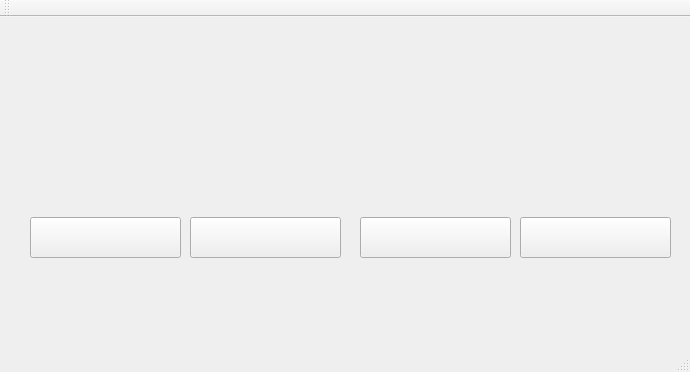
First picture: the form in mainwindow.ui, repository Julian-guillermo-zapata-rugeles/gui-c-plus-plus-aprende-matematicas, before the edit.
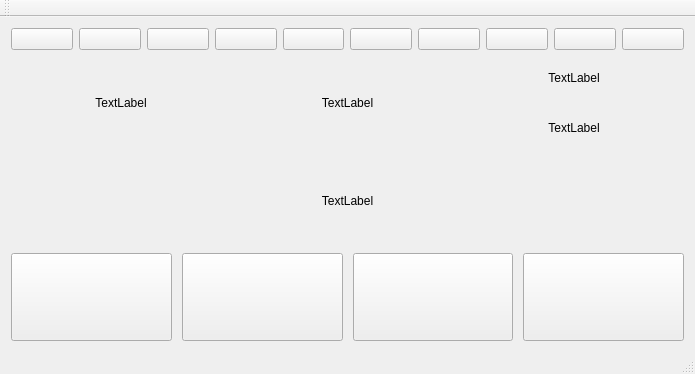
Second picture: the form after the edit.

Commit message: se creó una interfaz para el usuario donde se podrá gestionar los niveles y el tipo de operación

Patch:
```diff
--- a/mainwindow.ui
+++ b/mainwindow.ui
@@ -6,66 +6,203 @@
    <rect>
     <x>0</x>
     <y>0</y>
-    <width>690</width>
-    <height>372</height>
+    <width>695</width>
+    <height>374</height>
    </rect>
   </property>
   <property name="windowTitle">
    <string>MainWindow</string>
   </property>
   <widget class="QWidget" name="centralWidget">
-   <widget class="QPushButton" name="pushButton">
-    <property name="geometry">
-     <rect>
-      <x>30</x>
-      <y>200</y>
-      <width>151</width>
-      <height>41</height>
-     </rect>
-    </property>
-    <property name="text">
-     <string/>
-    </property>
-   </widget>
-   <widget class="QPushButton" name="pushButton_2">
-    <property name="geometry">
-     <rect>
-      <x>190</x>
-      <y>200</y>
-      <width>151</width>
-      <height>41</height>
-     </rect>
-    </property>
-    <property name="text">
-     <string/>
-    </property>
-   </widget>
-   <widget class="QPushButton" name="pushButton_3">
-    <property name="geometry">
-     <rect>
-      <x>360</x>
-      <y>200</y>
-      <width>151</width>
-      <height>41</height>
-     </rect>
-    </property>
-    <property name="text">
-     <string/>
-    </property>
-   </widget>
-   <widget class="QPushButton" name="pushButton_4">
-    <property name="geometry">
-     <rect>
-      <x>520</x>
-      <y>200</y>
-      <width>151</width>
-      <height>41</height>
-     </rect>
-    </property>
-    <property name="text">
-     <string/>
-    </property>
-   </widget>
+   <layout class="QGridLayout" name="gridLayout">
+    <item row="3" column="0">
+     <layout class="QHBoxLayout" name="horizontalLayout">
+      <property name="spacing">
+       <number>10</number>
+      </property>
+      <item>
+       <widget class="QPushButton" name="respuesta1">
+        <property name="styleSheet">
+         <string notr="true">height:80%;
+</string>
+        </property>
+        <property name="text">
+         <string/>
+        </property>
+       </widget>
+      </item>
+      <item>
+       <widget class="QPushButton" name="respuesta2">
+        <property name="styleSheet">
+         <string notr="true">height:80%;
+</string>
+        </property>
+        <property name="text">
+         <string/>
+        </property>
+       </widget>
+      </item>
+      <item>
+       <widget class="QPushButton" name="respuesta4">
+        <property name="styleSheet">
+         <string notr="true">height:80%;
+</string>
+        </property>
+        <property name="text">
+         <string/>
+        </property>
+       </widget>
+      </item>
+      <item>
+       <widget class="QPushButton" name="respuesta4_2">
+        <property name="styleSheet">
+         <string notr="true">height:80%;
+</string>
+        </property>
+        <property name="text">
+         <string/>
+        </property>
+       </widget>
+      </item>
+     </layout>
+    </item>
+    <item row="1" column="0">
+     <layout class="QHBoxLayout" name="horizontalLayout_2">
+      <item>
+       <widget class="QLabel" name="label">
+        <property name="text">
+         <string>TextLabel</string>
+        </property>
+        <property name="alignment">
+         <set>Qt::AlignCenter</set>
+        </property>
+       </widget>
+      </item>
+      <item>
+       <widget class="QLabel" name="label_2">
+        <property name="text">
+         <string>TextLabel</string>
+        </property>
+        <property name="alignment">
+         <set>Qt::AlignCenter</set>
+        </property>
+       </widget>
+      </item>
+      <item>
+       <layout class="QVBoxLayout" name="verticalLayout">
+        <item>
+         <widget class="QLabel" name="label_3">
+          <property name="text">
+           <string>TextLabel</string>
+          </property>
+          <property name="alignment">
+           <set>Qt::AlignCenter</set>
+          </property>
+         </widget>
+        </item>
+        <item>
+         <widget class="QLabel" name="label_4">
+          <property name="text">
+           <string>TextLabel</string>
+          </property>
+          <property name="alignment">
+           <set>Qt::AlignCenter</set>
+          </property>
+         </widget>
+        </item>
+       </layout>
+      </item>
+     </layout>
+    </item>
+    <item row="2" column="0">
+     <layout class="QHBoxLayout" name="horizontalLayout_3">
+      <item>
+       <widget class="QLabel" name="label_5">
+        <property name="text">
+         <string>TextLabel</string>
+        </property>
+        <property name="alignment">
+         <set>Qt::AlignCenter</set>
+        </property>
+       </widget>
+      </item>
+     </layout>
+    </item>
+    <item row="0" column="0">
+     <layout class="QHBoxLayout" name="horizontalLayout_4">
+      <item>
+       <widget class="QPushButton" name="pushButton_3">
+        <property name="text">
+         <string/>
+        </property>
+       </widget>
+      </item>
+      <item>
+       <widget class="QPushButton" name="pushButton_10">
+        <property name="text">
+         <string/>
+        </property>
+       </widget>
+      </item>
+      <item>
+       <widget class="QPushButton" name="pushButton_9">
+        <property name="text">
+         <string/>
+        </property>
+       </widget>
+      </item>
+      <item>
+       <widget class="QPushButton" name="pushButton_7">
+        <property name="text">
+         <string/>
+        </property>
+       </widget>
+      </item>
+      <item>
+       <widget class="QPushButton" name="pushButton_8">
+        <property name="text">
+         <string/>
+        </property>
+       </widget>
+      </item>
+      <item>
+       <widget class="QPushButton" name="pushButton_6">
+        <property name="text">
+         <string/>
+        </property>
+       </widget>
+      </item>
+      <item>
+       <widget class="QPushButton" name="pushButton_5">
+        <property name="text">
+         <string/>
+        </property>
+       </widget>
+      </item>
+      <item>
+       <widget class="QPushButton" name="pushButton_4">
+        <property name="text">
+         <string/>
+        </property>
+       </widget>
+      </item>
+      <item>
+       <widget class="QPushButton" name="pushButton_2">
+        <property name="text">
+         <string/>
+        </property>
+       </widget>
+      </item>
+      <item>
+       <widget class="QPushButton" name="pushButton">
+        <property name="text">
+         <string/>
+        </property>
+       </widget>
+      </item>
+     </layout>
+    </item>
+   </layout>
   </widget>
   <widget class="QMenuBar" name="menuBar">
    <property name="geometry">
```
Left out of the diff: 2 changed lines with no effect on the pictures. The commit also changes 1 other file.
